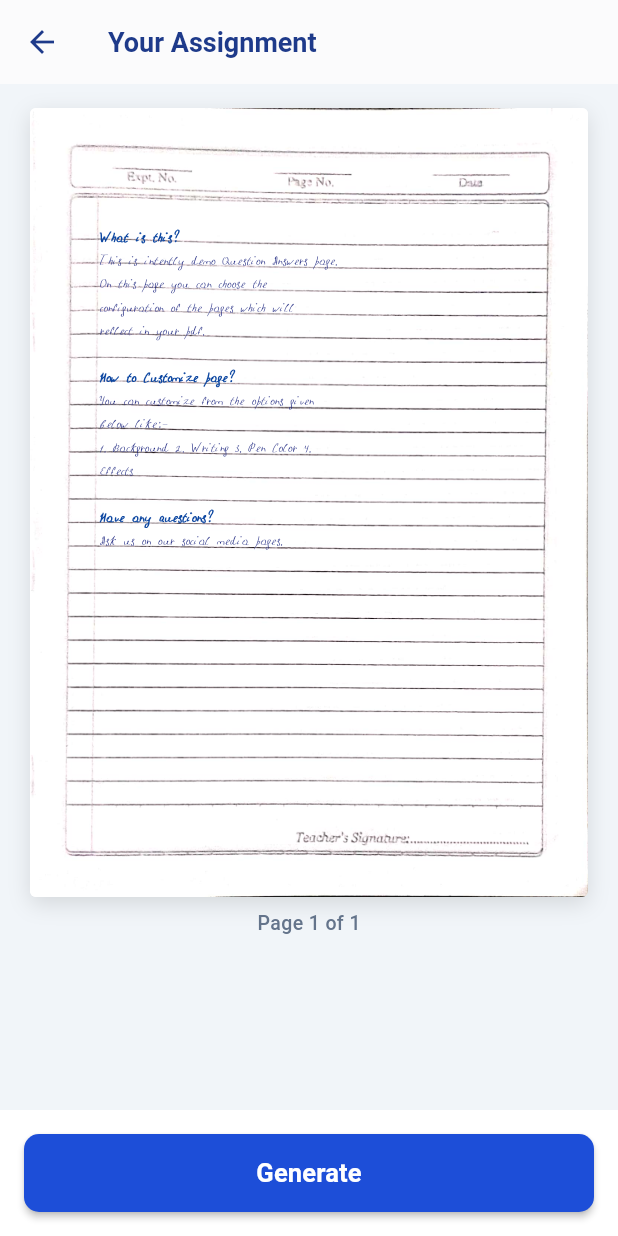
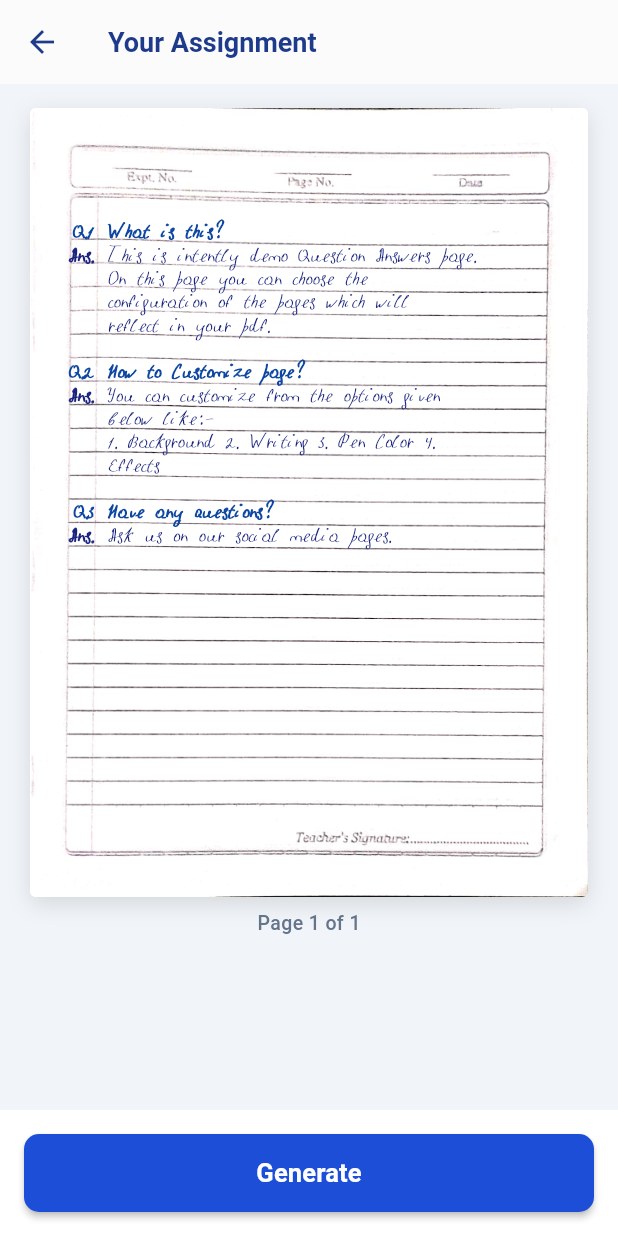
Before and after one commit to krish-dmg/unintently, a Flutter app: the AssignmentPreviewScreen screen opened directly with empty values, on a phone screen of 412 x 824 dp. Run offline on Flutter 3.47's test engine with Material 3 defaults, Android fonts, the phone set to English and light mode, and no system bars; our stand-ins replace pdf, printing, shared_preferences; accounts and stored records are empty.

Commit message:
fix(preview): align handwriting baseline to ruling lines using FontCalibration

```diff
--- a/unintently_app/lib/widgets/ruled_page_preview.dart
+++ b/unintently_app/lib/widgets/ruled_page_preview.dart
@@ -33,6 +33,10 @@ class RuledPagePreview extends StatelessWidget {
         final double firstLineY = h * metrics.firstLineTopRatio;
         final double lineSpacing = h * metrics.lineSpacingRatio;
         final double headerY = h * metrics.headerTopRatio;
+
+        final fontCal = FontCalibration.forFont(doc.fontFamily);
+        final double baseFontSize = lineSpacing * 0.82;
+        final double fontSize = (baseFontSize * fontCal.scale).clamp(14.0, 28.0);
 
         return ClipRRect(
           borderRadius: BorderRadius.circular(4),
@@ -73,7 +77,7 @@ class RuledPagePreview extends StatelessWidget {
                       overflow: TextOverflow.ellipsis,
                       style: TextStyle(
                         fontFamily: doc.fontFamily,
-                        fontSize: (w * 0.036).clamp(11.0, 18.0),
+                        fontSize: (fontSize * 0.95).clamp(13.0, 22.0),
                         fontWeight: FontWeight.bold,
                         color: Color(doc.questionColorValue),
                       ),
@@ -84,20 +88,46 @@ class RuledPagePreview extends StatelessWidget {
               // 4. Positioned Ruled Lines matching paper rulings
               ...List.generate(pageLines.length, (lineIdx) {
                 final lineItem = pageLines[lineIdx];
-                if (lineItem.isBlank || lineItem.text.isEmpty) {
+                if (lineItem.isBlank && lineItem.marginLabel.isEmpty) {
                   return const SizedBox.shrink();
                 }
 
                 final double baselineY = firstLineY + (lineIdx * lineSpacing);
-                final double fontSize = lineItem.isQuestion
-                    ? (w * 0.030).clamp(10.0, 15.0)
-                    : (w * 0.028).clamp(9.5, 14.5);
-                final double topPos = baselineY - (fontSize * 0.82);
+                final double topPos = baselineY - (fontSize * fontCal.ascentRatio);
+                final inkColor = lineItem.isQuestion
+                    ? Color(doc.questionColorValue)
+                    : Color(doc.answerColorValue);
 
-                return Positioned(
+                return Stack(
+                  children: [
+                    // Margin indicator (Q.1, Ans.) placed in the left margin column
+                    if (lineItem.marginLabel.isNotEmpty)
+                      Positioned(
                         top: topPos,
-                  left: leftMargin,
-                  width: availableW,
+                        left: 4.0,
+                        width: (leftMargin - 8.0).clamp(12.0, leftMargin),
+                        child: Align(
+                          alignment: Alignment.centerRight,
+                          child: Text(
+                            lineItem.marginLabel,
+                            maxLines: 1,
+                            overflow: TextOverflow.clip,
+                            style: TextStyle(
+                              fontFamily: doc.fontFamily,
+                              fontSize: fontSize,
+                              fontWeight: FontWeight.bold,
+                              color: inkColor,
+                            ),
+                          ),
+                        ),
+                      ),
+
+                    // Ruled body text placed to the right of the vertical margin rule
+                    if (lineItem.text.isNotEmpty)
+                      Positioned(
+                        top: topPos,
+                        left: leftMargin + (w * 0.015),
+                        width: (availableW - (w * 0.015)).clamp(40.0, w),
                         child: Text(
                           lineItem.text,
                           maxLines: 1,
@@ -106,11 +136,11 @@ class RuledPagePreview extends StatelessWidget {
                             fontFamily: doc.fontFamily,
                             fontSize: fontSize,
                             fontWeight: lineItem.isQuestion ? FontWeight.bold : FontWeight.normal,
-                      color: lineItem.isQuestion
-                          ? Color(doc.questionColorValue)
-                          : Color(doc.answerColorValue),
+                            color: inkColor,
                           ),
                         ),
+                      ),
+                  ],
                 );
               }),
             ],
```
Lines whose indentation alone changed are shown as unchanged.
